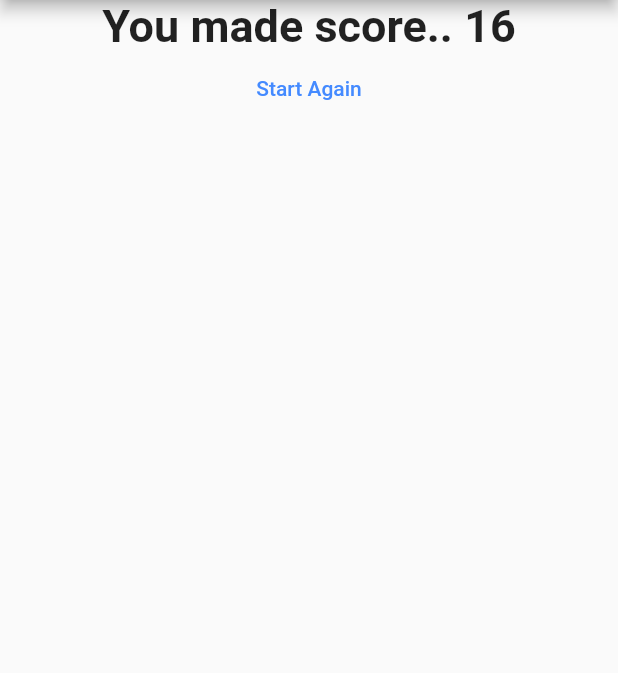
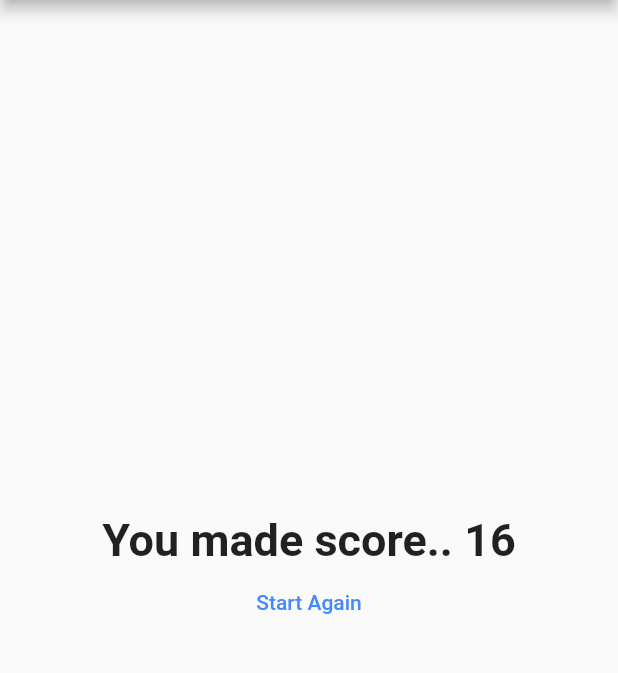
Before and after one commit to junaidcs/flutter-quiz, a Flutter app: the screen it shows after launch, after a tap on "Book 1", after a tap on "Movie 5", after a tap on "USA", on a phone screen of 412 x 824 dp, the part 84-757 px from its top. Run offline on Flutter 3.47's test engine with Material 2 defaults, Android fonts, the phone set to English and light mode, and no system bars.

Commit message:
result vertical center

```diff
--- a/lib/result.dart
+++ b/lib/result.dart
@@ -14,6 +14,9 @@ class Result extends StatelessWidget {
   Widget build(BuildContext context) {
     return Center(
       child: Column(
+        // vertical center
+        mainAxisAlignment: MainAxisAlignment.center,
+        crossAxisAlignment: CrossAxisAlignment.center,
         children: <Widget>[
           Text(
             resultText,
```
